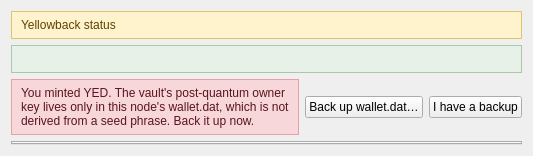
First picture: the form in src/yellowbacktab.ui, repository boyfromcave/yecwallet-dd, before the edit.
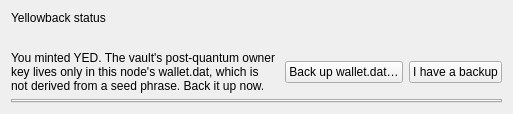
Second picture: the form after the edit.

Diff of the .ui file:
```diff
--- a/src/yellowbacktab.ui
+++ b/src/yellowbacktab.ui
@@ -6,7 +6,6 @@
    <item>
     <widget class="QLabel" name="lblBanner">
      <property name="wordWrap"><bool>true</bool></property>
-     <property name="styleSheet"><string notr="true">QLabel { background-color: #fff3cd; color: #5c4400; border: 1px solid #e0c56e; padding: 6px; }</string></property>
      <property name="text"><string>Yellowback status</string></property>
      <property name="textInteractionFlags"><set>Qt::TextSelectableByMouse</set></property>
     </widget>
@@ -14,7 +13,6 @@
    <item>
     <widget class="QLabel" name="lblStatus">
      <property name="wordWrap"><bool>true</bool></property>
-     <property name="styleSheet"><string notr="true">QLabel { background-color: #e7f1e7; color: #1e4620; border: 1px solid #a9c9aa; padding: 6px; }</string></property>
      <property name="text"><string/></property>
      <property name="textInteractionFlags"><set>Qt::TextSelectableByMouse</set></property>
     </widget>
@@ -29,7 +27,6 @@
       <item>
        <widget class="QLabel" name="lblBackupNag">
         <property name="wordWrap"><bool>true</bool></property>
-        <property name="styleSheet"><string notr="true">QLabel { background-color: #f8d7da; color: #58151c; border: 1px solid #e8a0a8; padding: 6px; }</string></property>
         <property name="text"><string>You minted YED. The vault's post-quantum owner key lives only in this node's wallet.dat, which is not derived from a seed phrase. Back it up now.</string></property>
        </widget>
       </item>
```
